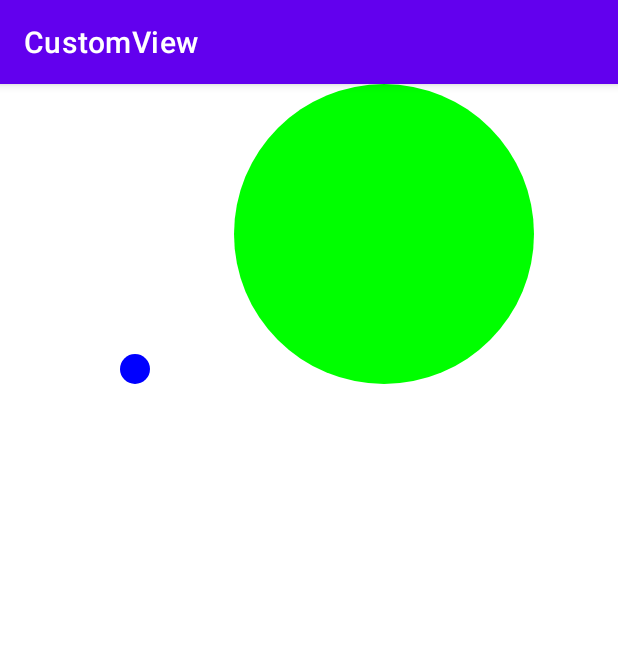
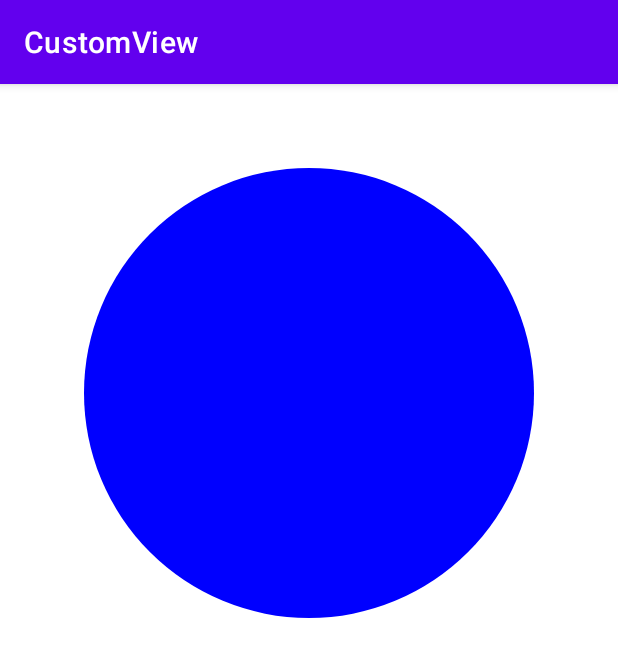
Before and after one commit to xaluoqone/HenCoderPlus, an Android app: the AnimatorActivity screen opened directly, with no data from a screen before it, on a phone screen of 412 x 824 dp. Shown: the top 657 px of the screen. Run offline under Robolectric (Android 15) with nearby library versions, the phone set to English and light mode, and no system bars.

Commit message:
update animator

```diff
--- a/CustomView/app/src/main/java/com/xaluoqone/customview/AnimatorActivity.kt
+++ b/CustomView/app/src/main/java/com/xaluoqone/customview/AnimatorActivity.kt
@@ -4,34 +4,33 @@ import android.animation.ObjectAnimator
 import android.graphics.PointF
 import androidx.appcompat.app.AppCompatActivity
 import android.os.Bundle
-import android.view.animation.DecelerateInterpolator
+import android.view.animation.AccelerateInterpolator
 import com.xaluoqone.customview.ex.dp
 import com.xaluoqone.customview.widget.PointFEvaluator
 import com.xaluoqone.customview.widget.PointView
-import com.xaluoqone.customview.widget.RoundView
 
 class AnimatorActivity : AppCompatActivity() {
     private lateinit var point: PointView
-    private lateinit var round: RoundView
 
     override fun onCreate(savedInstanceState: Bundle?) {
         super.onCreate(savedInstanceState)
         setContentView(R.layout.activity_animator)
 
         point = findViewById(R.id.point)
-        round = findViewById(R.id.roundView)
 
+        point.post {
             val pointAnimator = ObjectAnimator.ofObject(
                 point, "point", PointFEvaluator(),
-            PointF(90.dp, 190.dp)
+                PointF(point.width / 2f, point.height / 2f)
             )
-
+            pointAnimator.interpolator = AccelerateInterpolator()
             pointAnimator.duration = 1500
             pointAnimator.start()
 
-        val radiusAnimator = ObjectAnimator.ofFloat(round, "radius", 100.dp)
-        //radiusAnimator.interpolator= DecelerateInterpolator()
-        radiusAnimator.startDelay=2000
+            val radiusAnimator = ObjectAnimator.ofFloat(point, "radius", 300.dp)
+            radiusAnimator.startDelay = 1500
+            radiusAnimator.duration = 1000
             radiusAnimator.start()
         }
     }
+}
--- a/CustomView/app/src/main/java/com/xaluoqone/customview/widget/PointView.kt
+++ b/CustomView/app/src/main/java/com/xaluoqone/customview/widget/PointView.kt
@@ -12,10 +12,15 @@ import com.xaluoqone.customview.ex.dp
 
 class PointView(context: Context, attrs: AttributeSet? = null) : View(context, attrs) {
     private val paint = Paint(Paint.ANTI_ALIAS_FLAG).apply {
-        strokeWidth = 20.dp
         strokeCap = Paint.Cap.ROUND
         color = Color.BLUE
     }
+
+    var radius = 20.dp
+        set(value) {
+            field = value
+            invalidate()
+        }
 
     var point = PointF(0f, 0f)
         set(value) {
@@ -24,6 +29,7 @@ class PointView(context: Context, attrs: AttributeSet? = null) : View(context, a
         }
 
     override fun onDraw(canvas: Canvas) {
+        paint.strokeWidth = radius
         canvas.drawPoint(point.x, point.y, paint)
     }
 }
--- a/CustomView/app/src/main/java/com/xaluoqone/customview/widget/RoundView.kt
+++ /dev/null
@@ -1,24 +0,0 @@
-package com.xaluoqone.customview.widget
-
-import android.content.Context
-import android.graphics.Canvas
-import android.graphics.Color
-import android.graphics.Paint
-import android.util.AttributeSet
-import android.view.View
-import com.xaluoqone.customview.ex.dp
-
-class RoundView(context: Context, attrs: AttributeSet? = null) : View(context, attrs) {
-    private val paint = Paint(Paint.ANTI_ALIAS_FLAG).apply {
-        color = Color.GREEN
-    }
-    var radius = 10.dp
-        set(value) {
-            field = value
-            invalidate()
-        }
-
-    override fun onDraw(canvas: Canvas) {
-        canvas.drawCircle(width / 2f, height / 2f, radius, paint)
-    }
-}
--- a/CustomView/app/src/main/res/layout/activity_animator.xml
+++ b/CustomView/app/src/main/res/layout/activity_animator.xml
@@ -8,17 +8,10 @@
 
     <com.xaluoqone.customview.widget.PointView
         android:id="@+id/point"
-        android:layout_width="100dp"
-        android:layout_height="200dp"
+        android:layout_width="match_parent"
+        android:layout_height="0dp"
+        app:layout_constraintDimensionRatio="1:1"
         app:layout_constraintStart_toStartOf="parent"
         app:layout_constraintTop_toTopOf="parent" />
 
-    <com.xaluoqone.customview.widget.RoundView
-        android:id="@+id/roundView"
-        android:layout_width="200dp"
-        android:layout_height="200dp"
-        app:layout_constraintEnd_toEndOf="parent"
-        app:layout_constraintStart_toEndOf="@id/point"
-        app:layout_constraintTop_toTopOf="parent" />
-
 </androidx.constraintlayout.widget.ConstraintLayout>
```
Lines whose indentation alone changed are shown as unchanged.
